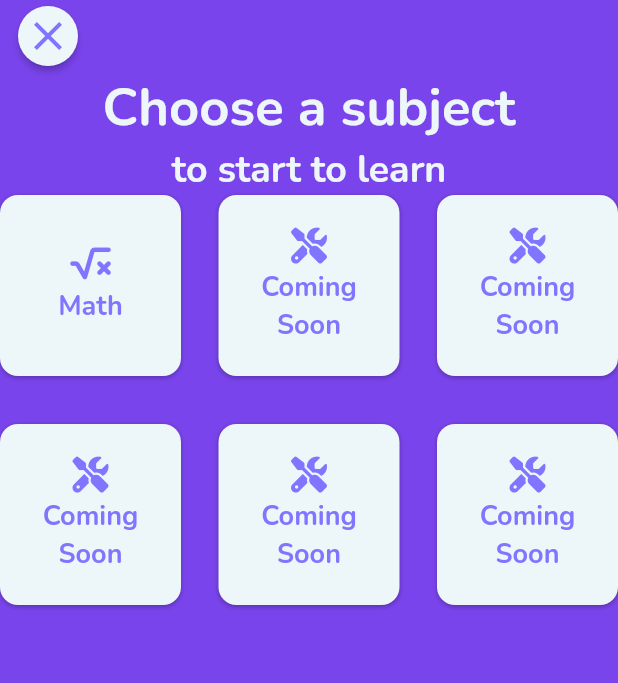
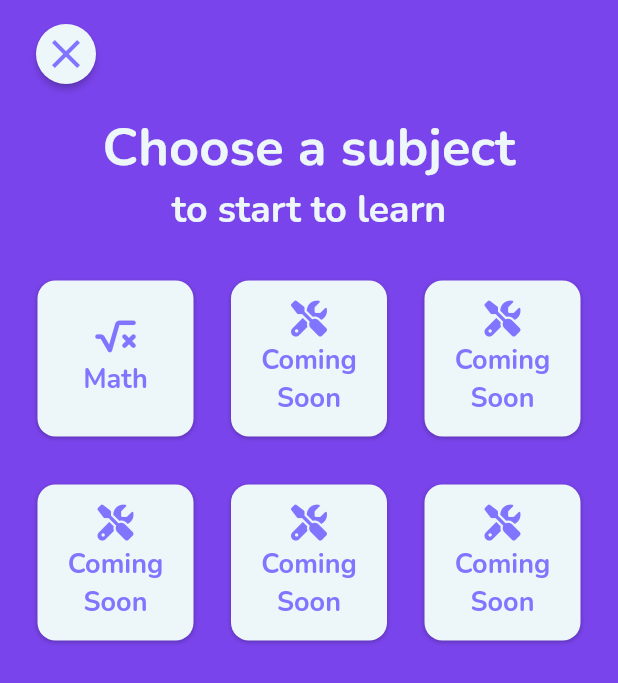
Before and after one commit to VirtualSketch/vs-mobile-app, a Flutter app: the screen it shows after launch, swiped to page 3, on a phone screen of 412 x 824 dp. Shown: the top 683 px of the screen. Run offline on Flutter 3.47's test engine with Material 2 defaults, Android fonts, the phone set to English and light mode, and no system bars; our stand-ins replace dio, flutter_modular, font_awesome_flutter, google_fonts; missing offline and left inert: arcore_flutter_plugin; generated files the repository leaves out were written again; network calls fail; project files that could hold a hidden picture were left out.

Commit message:
✨ Apply section template in history screen

```diff
--- a/lib/components/section_template.dart
+++ b/lib/components/section_template.dart
@@ -7,12 +7,20 @@ class SectionTemplate extends StatelessWidget {
       {Key? key,
       this.bgColor = Colors.white,
       required this.child,
-      required this.closeButtonWidget})
+      required this.closeButtonWidget,
+      required this.title,
+      this.subTitle})
       : super(key: key);
 
   final Color? bgColor;
   final Widget child;
   final CustomCloseButton closeButtonWidget;
+  final String title;
+  final String? subTitle;
+
+  Widget getSubtitleWidget(String subTitle) {
+    return Text(subTitle);
+  }
 
   @override
   Widget build(BuildContext context) {
@@ -21,13 +29,16 @@ class SectionTemplate extends StatelessWidget {
       body: SafeArea(
         child: Column(
           children: [
-            Container(
-              width: double.infinity,
+            Padding(
+              padding: const EdgeInsets.fromLTRB(12, 12, 0, 0),
+              child: Container(
                 alignment: AlignmentDirectional.centerStart,
                 child: closeButtonWidget,
               ),
+            ),
+            const SizedBox(height: 15),
             Text(
-              'Choose a subject',
+              title,
               textAlign: TextAlign.center,
               style: GoogleFonts.nunito(
                 textStyle: const TextStyle(
@@ -37,8 +48,9 @@ class SectionTemplate extends StatelessWidget {
                 ),
               ),
             ),
+            if (subTitle != null)
               Text(
-              'to start to learn',
+                subTitle!,
                 textAlign: TextAlign.center,
                 style: GoogleFonts.nunito(
                   textStyle: const TextStyle(
@@ -48,8 +60,12 @@ class SectionTemplate extends StatelessWidget {
                   ),
                 ),
               ),
+            const SizedBox(height: 30),
             Expanded(
+              child: Padding(
+                padding: const EdgeInsets.symmetric(horizontal: 25),
                 child: child,
+              ),
             ),
           ],
         ),
```
Also changed, not shown: lib/components/history.dart (+7 -44 lines). Lines whose indentation alone changed are shown as unchanged.
